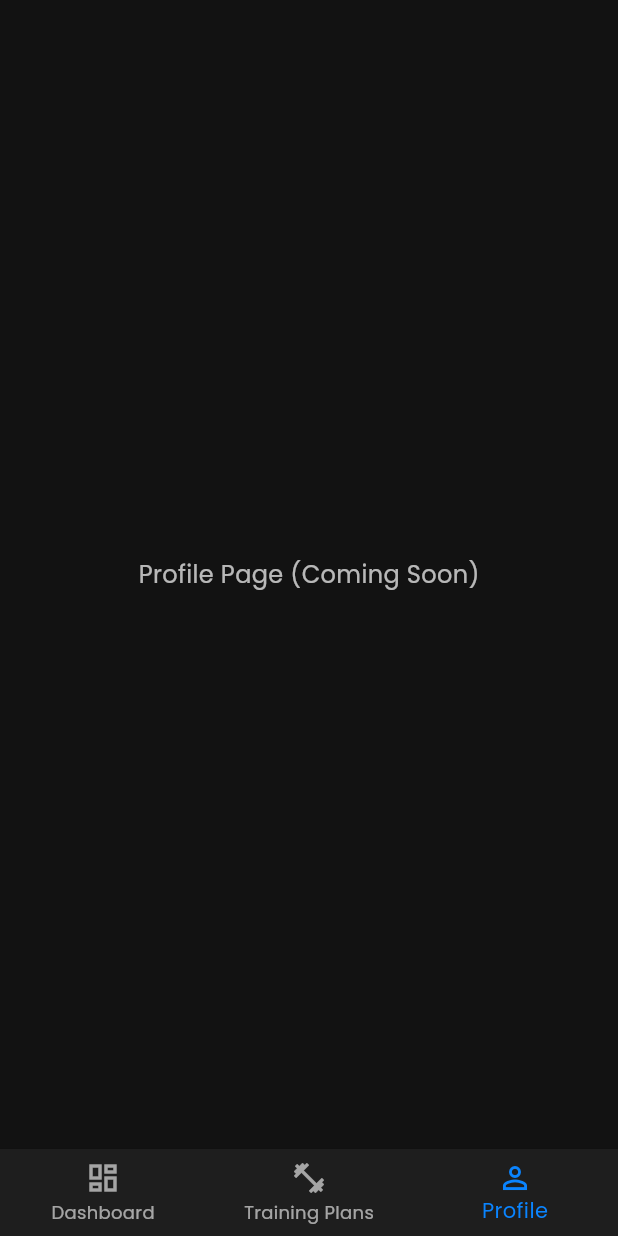
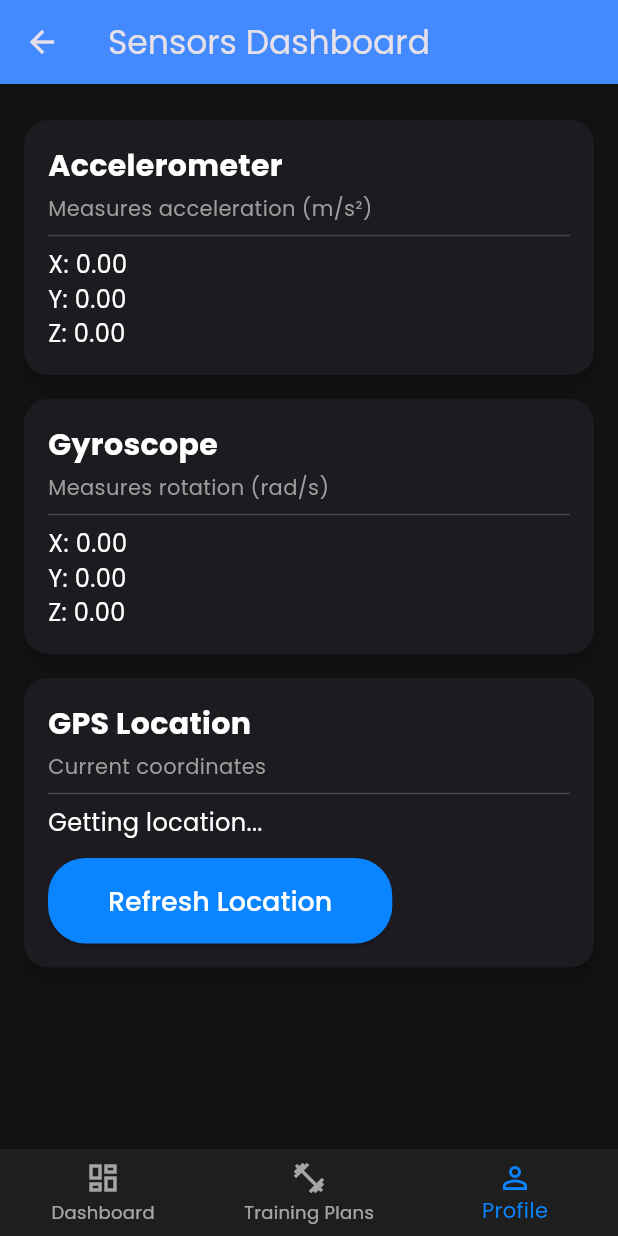
Before and after one commit to DaffaDaff/nexstep, a Flutter app: the MainNavigation screen opened by its route, item 3 of the bottom bar chosen, on a phone screen of 412 x 824 dp. Run offline on Flutter 3.47's test engine with Material 3 defaults, Android fonts, the phone set to English and light mode, and no system bars; our stand-ins replace geolocator, google_fonts, percent_indicator, sensors_plus, supabase_flutter; accounts and stored records are empty.

Commit message:
feat: add sensor testing page

```diff
--- a/lib/pages/dashboard_page.dart
+++ b/lib/pages/dashboard_page.dart
@@ -11,12 +11,6 @@ class DashboardPage extends StatefulWidget {
 }
 
 class _DashboardPageState extends State<DashboardPage> {
-  int _selectedIndex = 0;
-
-  void _onNavTapped(int index) {
-    setState(() => _selectedIndex = index);
-  }
-
   @override
   Widget build(BuildContext context) {
     final theme = Theme.of(context);
--- a/lib/pages/main_navigation.dart
+++ b/lib/pages/main_navigation.dart
@@ -1,5 +1,6 @@
 import 'package:flutter/material.dart';
 import 'package:nexstep/pages/dashboard_page.dart';
+import 'package:nexstep/pages/profile_page.dart';
 import 'package:nexstep/pages/training_plans_page.dart';
 import 'package:nexstep/theme/main_theme.dart';
 
@@ -16,7 +17,7 @@ class _MainNavigationState extends State<MainNavigation> {
   final List<Widget> _pages = const [
     DashboardPage(),
     TrainingPlansPage(),
-    _ProfilePlaceholder(),
+    SensorsPage(),
   ];
 
   void _onNavTapped(int index) {
@@ -53,21 +54,3 @@ class _MainNavigationState extends State<MainNavigation> {
     );
   }
 }
-
-// Simple placeholder until you build a Profile page
-class _ProfilePlaceholder extends StatelessWidget {
-  const _ProfilePlaceholder();
-
-  @override
-  Widget build(BuildContext context) {
-    return Scaffold(
-      backgroundColor: MainTheme.backgroundColor,
-      body: const Center(
-        child: Text(
-          "Profile Page (Coming Soon)",
-          style: TextStyle(color: Colors.white70, fontSize: 16),
-        ),
-      ),
-    );
-  }
-}
--- a/lib/pages/profile_page.dart
+++ b/lib/pages/profile_page.dart
@@ -0,0 +1,160 @@
+import 'package:flutter/material.dart';
+import 'package:sensors_plus/sensors_plus.dart';
+import 'package:geolocator/geolocator.dart';
+
+class SensorsPage extends StatefulWidget {
+  const SensorsPage({super.key});
+
+  @override
+  State<SensorsPage> createState() => _SensorsPageState();
+}
+
+class _SensorsPageState extends State<SensorsPage> {
+  // Accelerometer
+  double ax = 0, ay = 0, az = 0;
+
+  // Gyroscope
+  double gx = 0, gy = 0, gz = 0;
+
+  // GPS
+  double? latitude;
+  double? longitude;
+  bool _gettingLocation = false;
+
+  @override
+  void initState() {
+    super.initState();
+
+    // Accelerometer stream
+    accelerometerEvents.listen((AccelerometerEvent event) {
+      setState(() {
+        ax = event.x;
+        ay = event.y;
+        az = event.z;
+      });
+    });
+
+    // Gyroscope stream
+    gyroscopeEvents.listen((GyroscopeEvent event) {
+      setState(() {
+        gx = event.x;
+        gy = event.y;
+        gz = event.z;
+      });
+    });
+
+    _getLocation();
+  }
+
+  Future<void> _getLocation() async {
+    setState(() => _gettingLocation = true);
+
+    bool serviceEnabled = await Geolocator.isLocationServiceEnabled();
+    if (!serviceEnabled) {
+      await Geolocator.openLocationSettings();
+      return;
+    }
+
+    LocationPermission permission = await Geolocator.checkPermission();
+    if (permission == LocationPermission.denied) {
+      permission = await Geolocator.requestPermission();
+      if (permission == LocationPermission.denied) return;
+    }
+
+    if (permission == LocationPermission.deniedForever) {
+      return;
+    }
+
+    Position position = await Geolocator.getCurrentPosition(
+      desiredAccuracy: LocationAccuracy.high,
+    );
+
+    setState(() {
+      latitude = position.latitude;
+      longitude = position.longitude;
+      _gettingLocation = false;
+    });
+  }
+
+  @override
+  Widget build(BuildContext context) {
+    return Scaffold(
+      appBar: AppBar(
+        title: const Text('Sensors Dashboard'),
+        backgroundColor: Colors.blueAccent,
+      ),
+      body: Padding(
+        padding: const EdgeInsets.all(16),
+        child: ListView(
+          children: [
+            _buildCard(
+              title: 'Accelerometer',
+              subtitle: 'Measures acceleration (m/s²)',
+              values: [
+                'X: ${ax.toStringAsFixed(2)}',
+                'Y: ${ay.toStringAsFixed(2)}',
+                'Z: ${az.toStringAsFixed(2)}',
+              ],
+            ),
+            _buildCard(
+              title: 'Gyroscope',
+              subtitle: 'Measures rotation (rad/s)',
+              values: [
+                'X: ${gx.toStringAsFixed(2)}',
+                'Y: ${gy.toStringAsFixed(2)}',
+                'Z: ${gz.toStringAsFixed(2)}',
+              ],
+            ),
+            _buildCard(
+              title: 'GPS Location',
+              subtitle: 'Current coordinates',
+              values: [
+                if (latitude != null && longitude != null)
+                  'Lat: ${latitude!.toStringAsFixed(6)}\nLon: ${longitude!.toStringAsFixed(6)}'
+                else if (_gettingLocation)
+                  'Getting location...'
+                else
+                  'Tap below to refresh',
+              ],
+              button: ElevatedButton(
+                onPressed: _getLocation,
+                child: const Text('Refresh Location'),
+              ),
+            ),
+          ],
+        ),
+      ),
+    );
+  }
+
+  Widget _buildCard({
+    required String title,
+    required String subtitle,
+    required List<String> values,
+    Widget? button,
+  }) {
+    return Card(
+      shape: RoundedRectangleBorder(borderRadius: BorderRadius.circular(16)),
+      elevation: 4,
+      margin: const EdgeInsets.symmetric(vertical: 8),
+      child: Padding(
+        padding: const EdgeInsets.all(16),
+        child: Column(
+          crossAxisAlignment: CrossAxisAlignment.start,
+          children: [
+            Text(
+              title,
+              style: const TextStyle(fontSize: 20, fontWeight: FontWeight.bold),
+            ),
+            const SizedBox(height: 4),
+            Text(subtitle, style: const TextStyle(color: Colors.grey)),
+            const Divider(height: 16),
+            for (var value in values)
+              Text(value, style: const TextStyle(fontSize: 16)),
+            if (button != null) ...[const SizedBox(height: 12), button],
+          ],
+        ),
+      ),
+    );
+  }
+}
--- a/lib/pages/training_plans_page.dart
+++ b/lib/pages/training_plans_page.dart
@@ -9,12 +9,6 @@ class TrainingPlansPage extends StatefulWidget {
 }
 
 class _TrainingPlansPageState extends State<TrainingPlansPage> {
-  int _selectedIndex = 1;
-
-  void _onNavTapped(int index) {
-    setState(() => _selectedIndex = index);
-  }
-
   @override
   Widget build(BuildContext context) {
     final theme = Theme.of(context);
```
Also changed, not shown: 1 other file.
